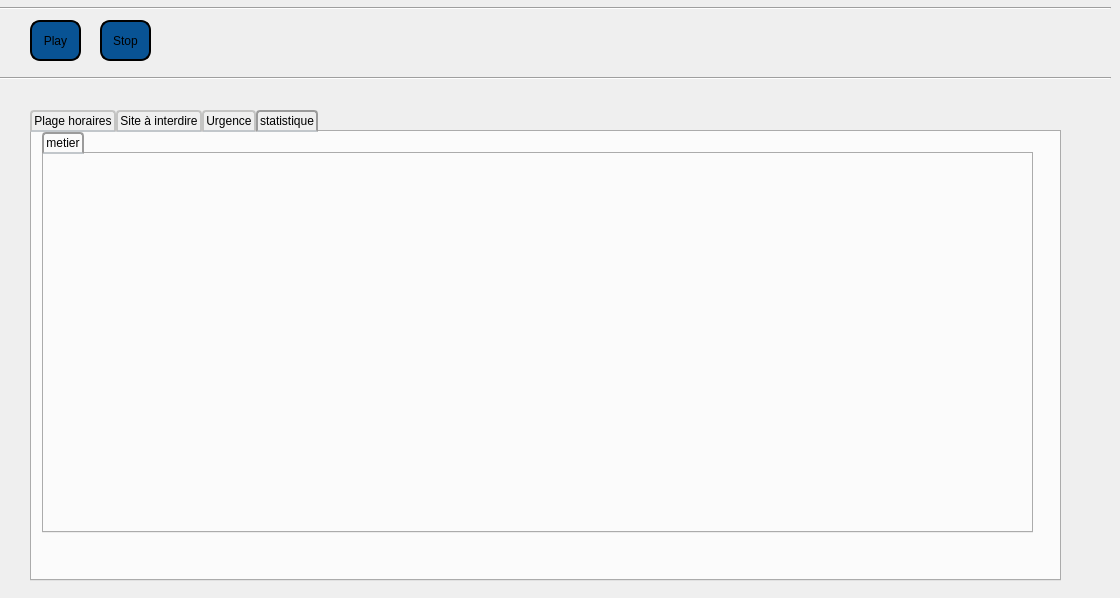
This is secu.ui in yanni2302/smart_parental_monitoring_2A22 as Qt 5 draws it before an edit. The edited form follows.
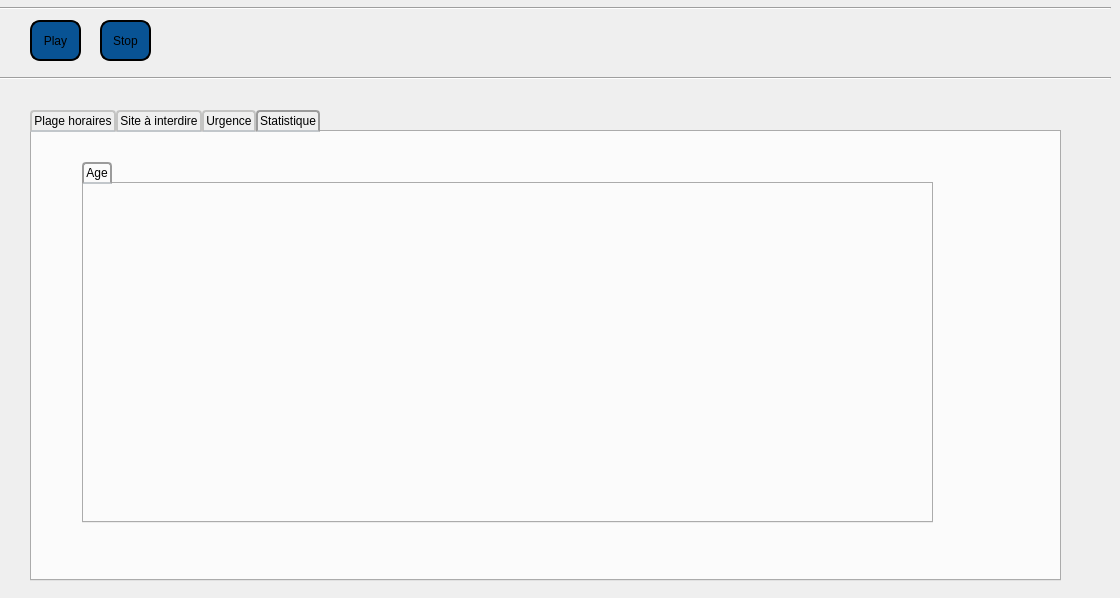
This is the edited form. The open tabs and pages were chosen to show the change. Icons and pictures are not drawn.

Commit message: statistique =:age+base de donnee

```diff
--- a/secu.ui
+++ b/secu.ui
@@ -1090,48 +1090,23 @@
    </widget>
    <widget class="QWidget" name="tab_8">
     <attribute name="title">
-     <string>statistique</string>
+     <string>Statistique</string>
     </attribute>
     <widget class="QTabWidget" name="tabWidget_4">
      <property name="geometry">
       <rect>
-       <x>10</x>
-       <y>0</y>
-       <width>991</width>
-       <height>401</height>
+       <x>50</x>
+       <y>30</y>
+       <width>851</width>
+       <height>361</height>
       </rect>
      </property>
-     <property name="styleSheet">
-      <string notr="true">QTabBar::tab {
-    background: qlineargradient(x1: 0, y1: 0, x2: 0, y2: 1,
-                                stop: 0 #E1E1E1, stop: 0.4 #DDDDDD,
-                                stop: 0.5 #D8D8D8, stop: 1.0 #D3D3D3);
-    border: 2px solid#C4C4C3;
-    border-bottom-color: #C2C7CB; /* same as the pane color */
-    border-top-left-radius: 4px;
-    border-top-right-radius: 4px;
-    min-width:20ex;
-    padding: 2px;
-     font: bold, &quot;Comic Sans MS&quot;;
-}
-
-QTabBar::tab:selected, QTabBar::tab:hover {
-    background: qlineargradient(x1: 0, y1: 0, x2: 0, y2: 1,
-                                stop: 0 #085394, stop: 0.4 #085394,
-                                stop: 0.5 #085394, stop: 1.0 #085394);
-}
-
-QTabBar::tab:selected {
-    border-color: #9B9B9B;
-    border-bottom-color: #C2C7CB; /* same as pane color */
-}</string>
-     </property>
      <property name="currentIndex">
       <number>0</number>
      </property>
      <widget class="QWidget" name="tab_9">
       <attribute name="title">
-       <string>metier</string>
+       <string>Age</string>
       </attribute>
      </widget>
     </widget>
```
Left out of the diff: 2 changed lines with no effect on the pictures. The commit also changes 7 other files.
